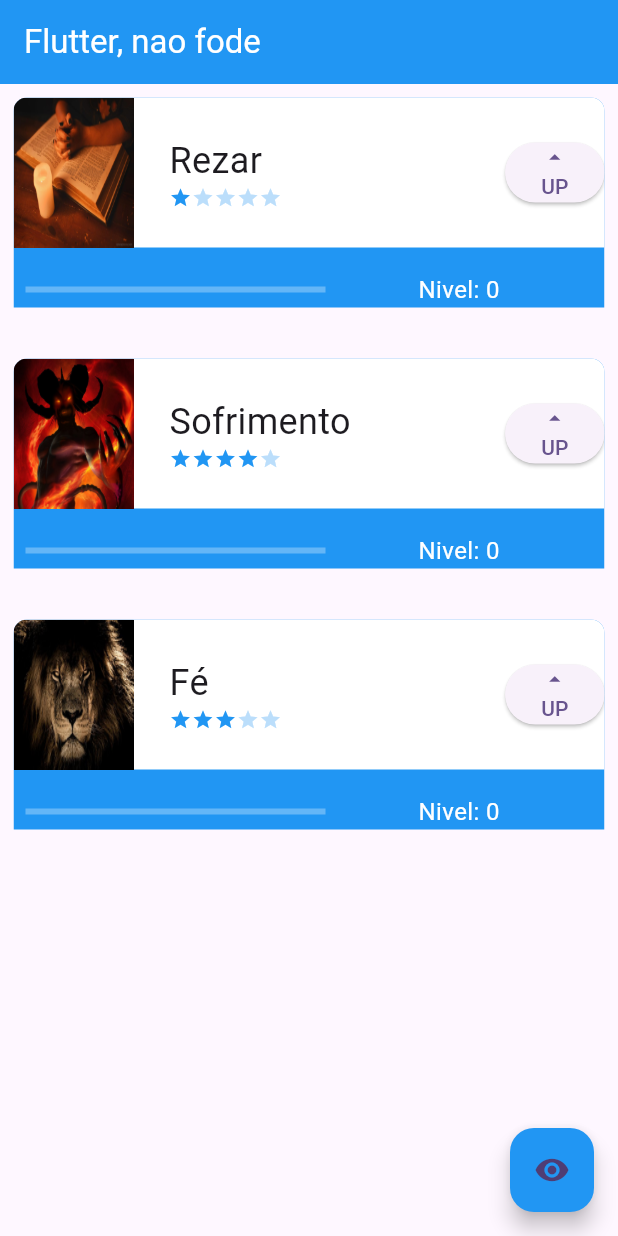
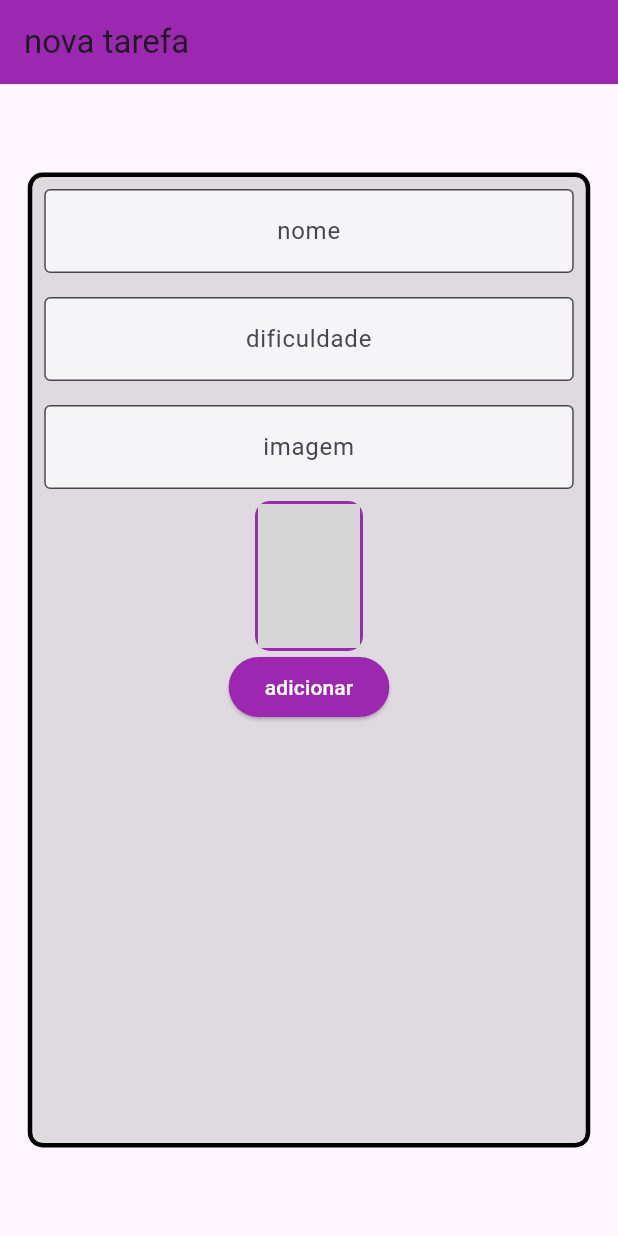
Before and after one commit to Cauatn/Flutter-To-Do-App, a Flutter app: the screen it shows after launch, on a phone screen of 412 x 824 dp. Run offline on Flutter 3.47's test engine with Material 2 defaults, Android fonts, the light colour scheme and no system bars; network calls fail; grey boxes are pictures that could not be loaded.

Commit message:
tela para adicionar tarefas

```diff
--- a/lib/main.dart
+++ b/lib/main.dart
@@ -1,5 +1,5 @@
 import 'package:flutter/material.dart';
-import 'screens/tela.dart';
+import 'screens/form_screen.dart';
 
 void main() {
   runApp(const MyApp());
@@ -16,7 +16,7 @@ class MyApp extends StatelessWidget {
         colorScheme: ColorScheme.fromSeed(seedColor: Colors.deepPurple),
         useMaterial3: true,
       ),
-      home: const InitialScreen(),
+      home: const FormScreen(),
     );
   }
 }
--- /dev/null
+++ b/lib/screens/form_screen.dart
@@ -0,0 +1,97 @@
+import 'package:flutter/material.dart';
+
+class FormScreen extends StatefulWidget {
+  const FormScreen({super.key});
+
+  @override
+  State<FormScreen> createState() => _FormScreenState();
+}
+
+class _FormScreenState extends State<FormScreen> {
+  TextEditingController nameController = TextEditingController();
+  TextEditingController difficultyController = TextEditingController();
+  TextEditingController urlController = TextEditingController();
+
+  @override
+  Widget build(BuildContext context) {
+    return Scaffold(
+      appBar: AppBar(
+        title: const Text('nova tarefa'),
+        backgroundColor: Colors.purple,
+      ),
+      body: Center(
+        child: Container(
+          height: 650,
+          width: 375,
+          decoration: BoxDecoration(
+              color: Colors.black12,
+              borderRadius: BorderRadius.circular(10),
+              border: Border.all(width: 3)),
+          child: Column(
+            children: [
+              Padding(
+                padding: const EdgeInsets.all(8.0),
+                child: TextFormField(
+                  controller: nameController,
+                  textAlign: TextAlign.center,
+                  decoration: const InputDecoration(
+                      border: OutlineInputBorder(),
+                      hintText: 'nome',
+                      fillColor: Colors.white70,
+                      filled: true),
+                ),
+              ),
+              Padding(
+                padding: const EdgeInsets.all(8.0),
+                child: TextFormField(
+                  controller: nameController,
+                  textAlign: TextAlign.center,
+                  decoration: const InputDecoration(
+                      border: OutlineInputBorder(),
+                      hintText: 'dificuldade',
+                      fillColor: Colors.white70,
+                      filled: true),
+                ),
+              ),
+              Padding(
+                padding: const EdgeInsets.all(8.0),
+                child: TextFormField(
+                  onChanged: (value) => {},
+                  controller: urlController,
+                  textAlign: TextAlign.center,
+                  decoration: const InputDecoration(
+                      border: OutlineInputBorder(),
+                      hintText: 'imagem',
+                      fillColor: Colors.white70,
+                      filled: true),
+                ),
+              ),
+              Container(
+                height: 100,
+                width: 72,
+                decoration: BoxDecoration(
+                    color: Colors.purple,
+                    borderRadius: BorderRadius.circular(10),
+                    border: Border.all(width: 2, color: Colors.purple)),
+                child: ClipRRect(
+                  child: Image.network(
+                    urlController.text,
+                    fit: BoxFit.cover,
+                  ),
+                ),
+              ),
+              ElevatedButton(
+                onPressed: () {},
+                style: const ButtonStyle(
+                  backgroundColor: MaterialStatePropertyAll(Colors.purple),
+                ),
+                child: const Text('adicionar',
+                    style: TextStyle(color: Colors.white)),
+              )
+            ],
+          ),
+        ),
+      ),
+    );
+  }
+}
```
